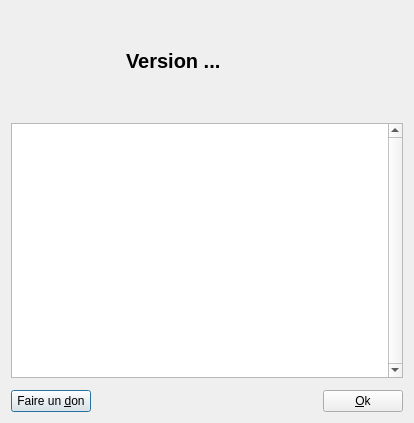
davy7125/polyphone, file sources/dialogs/dialogchangelog.ui: the form before one commit.
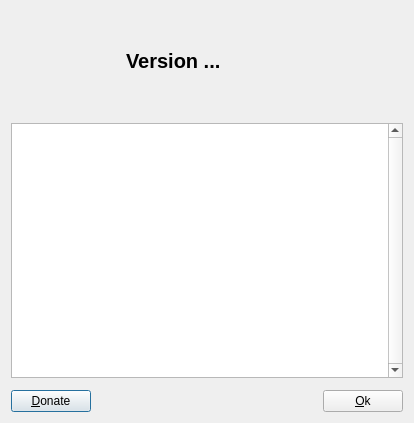
The form after the commit. Icons and pictures are not drawn.

Patch:
```diff
--- a/sources/dialogs/dialogchangelog.ui
+++ b/sources/dialogs/dialogchangelog.ui
@@ -84,7 +84,7 @@
      <item>
       <widget class="QPushButton" name="pushDonate">
        <property name="text">
-        <string>Faire un &amp;don</string>
+        <string>&amp;Donate</string>
        </property>
       </widget>
      </item>
```
Left out of the diff: 2 changed lines with no effect on the pictures.
